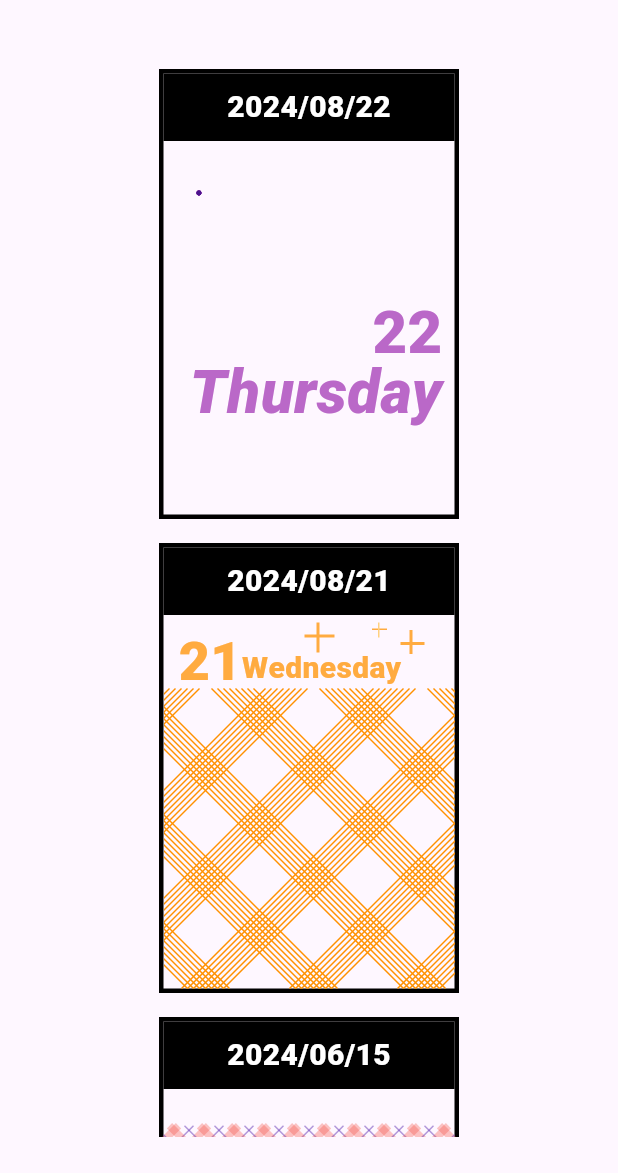
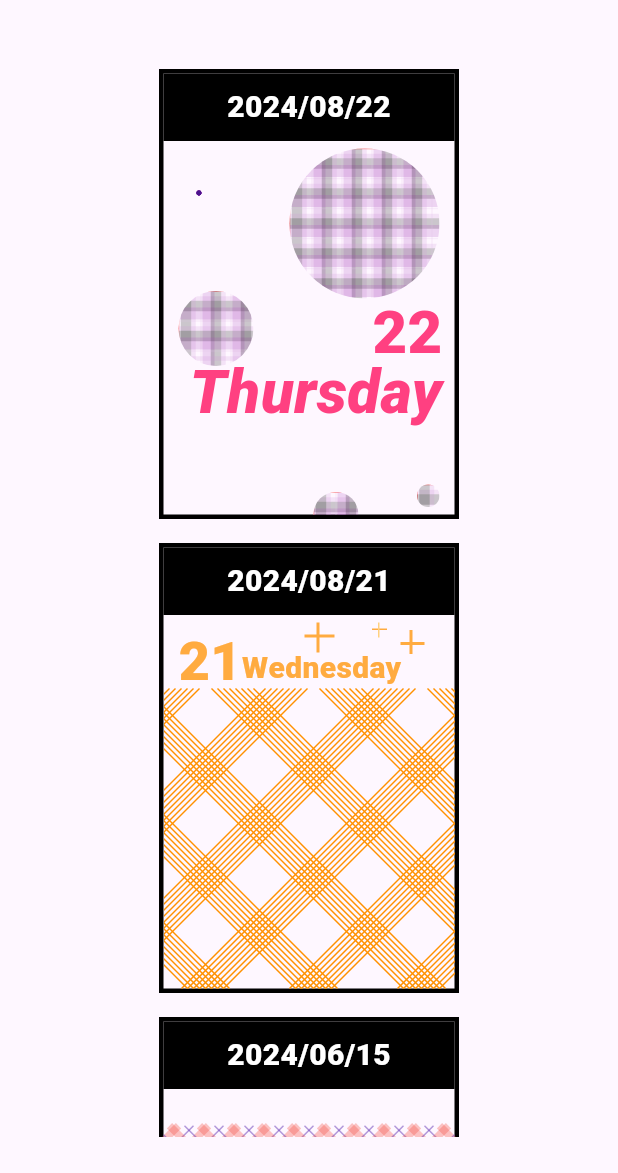
Before and after one commit to ssj24/patterns, a Flutter app: the screen it shows after launch, on a phone screen of 412 x 824 dp, the part 63-1236 px from its top. Run offline on Flutter 3.47's test engine with Material 3 defaults, Android fonts, the phone set to English and light mode, and no system bars.

Commit message:
Feat: show circle mask pattern

```diff
--- /dev/null
+++ b/lib/services/circle_clipper.dart
@@ -0,0 +1,20 @@
+import 'dart:math';
+
+import 'package:flutter/material.dart';
+
+class CircleClipper extends CustomClipper<Path> {
+  @override
+  Path getClip(Size size) {
+    // Define the circular path
+    return Path()
+      ..addOval(Rect.fromCircle(
+        center: Offset(size.width / 2, size.height / 2),
+        radius: min(size.width, size.height) / 2,
+      ));
+  }
+
+  @override
+  bool shouldReclip(covariant CustomClipper<Path> oldClipper) {
+    return false;
+  }
+}
--- a/lib/widgets/dates/bottom_right_day.dart
+++ b/lib/widgets/dates/bottom_right_day.dart
@@ -32,7 +32,7 @@ class BottomRightDay extends StatelessWidget {
                         // backgroundColor: Colors.white,
                         fontWeight: FontWeight.w900,
                         fontSize: 40,
-                        color: Colors.purple.shade300,
+                        color: Colors.pinkAccent.shade200,
                         height: 1,
                       ),
                     ),
@@ -46,7 +46,7 @@ class BottomRightDay extends StatelessWidget {
                         fontStyle: FontStyle.italic,
                         fontWeight: FontWeight.w900,
                         fontSize: 40,
-                        color: Colors.purple.shade300,
+                        color: Colors.pinkAccent.shade200,
                         height: 1,
                       ),),
                   )
--- a/lib/widgets/patterns/circle_mask_pattern.dart
+++ b/lib/widgets/patterns/circle_mask_pattern.dart
@@ -1,6 +1,7 @@
 import 'dart:math';
 
 import 'package:flutter/material.dart';
+import 'package:patterns/services/circle_clipper.dart';
 import 'package:patterns/widgets/patterns/circle_mask_pattern_painter.dart';
 
 import 'irregular_diagonal_line_painter.dart';
@@ -22,9 +23,65 @@ class CircleMaskPattern extends StatelessWidget {
     return Center(
       child: Stack(
           children: [
-            CustomPaint(
-              size: Size(200, 300), // 캔버스 크기
-              painter: CircleMaskPatternPainter(),
+            Positioned(
+              right: 10,
+              top: 5,
+              child: Container(
+                width: 100, // Container width
+                height: 100, // Container height
+                child: ClipPath(
+                  clipper: CircleClipper(),
+                  child: CustomPaint(
+                    size: Size(200, 300), // 캔버스 크기
+                    painter: CircleMaskPatternPainter(),
+                  ),
+                ),
+              ),
+            ),
+            Positioned(
+              left: 100,
+              bottom: -15,
+              child: Container(
+                width: 30, // Container width
+                height: 30, // Container height
+                child: ClipPath(
+                  clipper: CircleClipper(),
+                  child: CustomPaint(
+                    size: Size(200, 300), // 캔버스 크기
+                    painter: CircleMaskPatternPainter(),
+                  ),
+                ),
+              ),
+            ),
+            Positioned(
+              left: 10,
+              top: 100,
+              child: Container(
+                width: 50, // Container width
+                height: 50, // Container height
+                child: ClipPath(
+                  clipper: CircleClipper(),
+                  child: CustomPaint(
+                    size: Size(200, 300), // 캔버스 크기
+                    painter: CircleMaskPatternPainter(),
+                  ),
+                ),
+              ),
+            ),
+            Positioned(
+              right: 10,
+              bottom: 5,
+              child: Container(
+                width: 15, // Container width
+                height: 15, // Container height
+                child: ClipPath(
+                  clipper: CircleClipper(),
+                  child: CustomPaint(
+                    size: Size(200, 300), // 캔버스 크기
+                    painter: CircleMaskPatternPainter(),
+                  ),
+                ),
+              ),
             ),
             ...colorValues.asMap().entries.map((entry) {
               int index = entry.key;
```
Also changed, not shown: lib/widgets/patterns/circle_mask_pattern_painter.dart (+25 -33 lines), lib/widgets/patterns/circle_mask_pattern_painter2.dart (added, +44 -0 lines).
